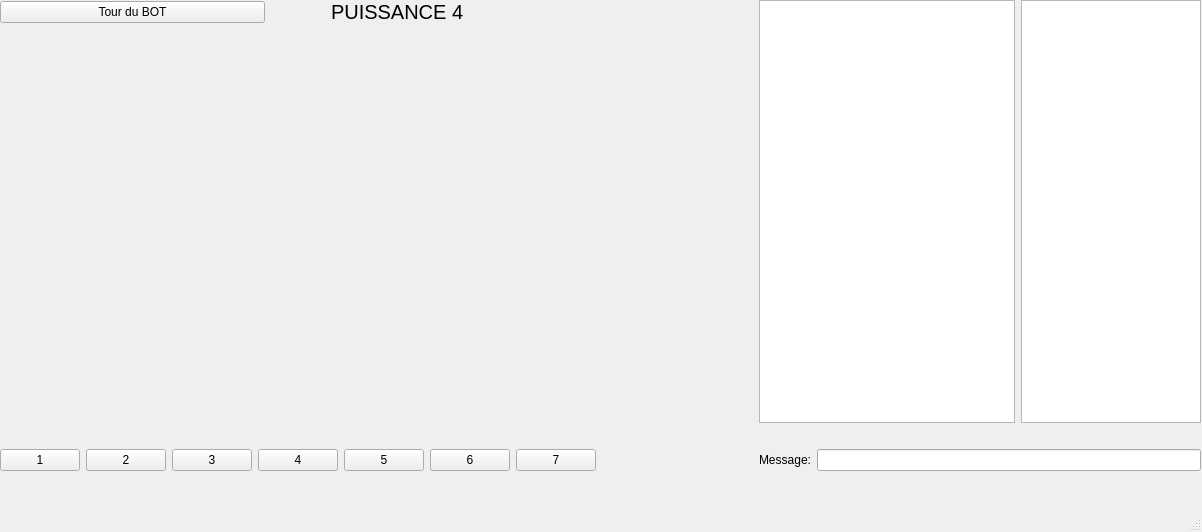
This is puissance4/mainwindow.ui in rvasseur31/puissance-4 as Qt 5 draws it before an edit. The edited form follows.
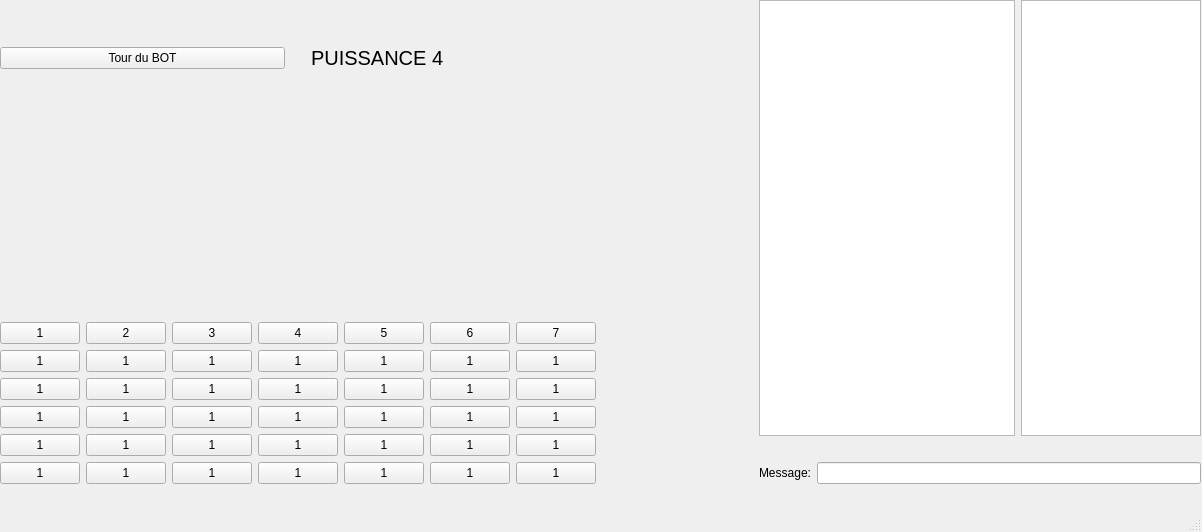
This is the edited form.

Commit message: plateau boutons + function color

Diff of the .ui file:
```diff
--- a/puissance4/mainwindow.ui
+++ b/puissance4/mainwindow.ui
@@ -20,7 +20,7 @@
       <x>0</x>
       <y>0</y>
       <width>1201</width>
-      <height>471</height>
+      <height>484</height>
      </rect>
     </property>
     <layout class="QHBoxLayout" name="horizontalLayout">
@@ -45,8 +45,8 @@
            </property>
            <property name="sizeHint" stdset="0">
             <size>
-             <width>60</width>
-             <height>20</height>
+             <width>20</width>
+             <height>90</height>
             </size>
            </property>
           </spacer>
@@ -76,16 +76,26 @@
          <property name="orientation">
           <enum>Qt::Vertical</enum>
          </property>
+         <property name="sizeType">
+          <enum>QSizePolicy::Fixed</enum>
+         </property>
          <property name="sizeHint" stdset="0">
           <size>
            <width>20</width>
-           <height>40</height>
+           <height>200</height>
           </size>
          </property>
         </spacer>
        </item>
        <item>
         <layout class="QGridLayout" name="gridLayout">
+         <item row="3" column="3">
+          <widget class="QPushButton" name="pushButton_31">
+           <property name="text">
+            <string>1</string>
+           </property>
+          </widget>
+         </item>
          <item row="0" column="2">
           <widget class="QPushButton" name="pushButton_3">
            <property name="text">
@@ -93,8 +103,134 @@
            </property>
           </widget>
          </item>
-         <item row="0" column="0">
-          <widget class="QPushButton" name="pushButton_1">
+         <item row="4" column="1">
+          <widget class="QPushButton" name="pushButton_25">
+           <property name="text">
+            <string>1</string>
+           </property>
+          </widget>
+         </item>
+         <item row="2" column="5">
+          <widget class="QPushButton" name="pushButton_24">
+           <property name="text">
+            <string>1</string>
+           </property>
+          </widget>
+         </item>
+         <item row="3" column="6">
+          <widget class="QPushButton" name="pushButton_34">
+           <property name="text">
+            <string>1</string>
+           </property>
+          </widget>
+         </item>
+         <item row="0" column="6">
+          <widget class="QPushButton" name="pushButton_6">
+           <property name="text">
+            <string>7</string>
+           </property>
+          </widget>
+         </item>
+         <item row="1" column="5">
+          <widget class="QPushButton" name="pushButton_14">
+           <property name="text">
+            <string>1</string>
+           </property>
+          </widget>
+         </item>
+         <item row="3" column="0">
+          <widget class="QPushButton" name="pushButton_19">
+           <property name="text">
+            <string>1</string>
+           </property>
+          </widget>
+         </item>
+         <item row="0" column="5">
+          <widget class="QPushButton" name="pushButton_7">
+           <property name="text">
+            <string>6</string>
+           </property>
+          </widget>
+         </item>
+         <item row="3" column="4">
+          <widget class="QPushButton" name="pushButton_32">
+           <property name="text">
+            <string>1</string>
+           </property>
+          </widget>
+         </item>
+         <item row="2" column="4">
+          <widget class="QPushButton" name="pushButton_23">
+           <property name="text">
+            <string>1</string>
+           </property>
+          </widget>
+         </item>
+         <item row="4" column="2">
+          <widget class="QPushButton" name="pushButton_28">
+           <property name="text">
+            <string>1</string>
+           </property>
+          </widget>
+         </item>
+         <item row="4" column="4">
+          <widget class="QPushButton" name="pushButton_26">
+           <property name="text">
+            <string>1</string>
+           </property>
+          </widget>
+         </item>
+         <item row="1" column="2">
+          <widget class="QPushButton" name="pushButton_9">
+           <property name="text">
+            <string>1</string>
+           </property>
+          </widget>
+         </item>
+         <item row="4" column="0">
+          <widget class="QPushButton" name="pushButton_29">
+           <property name="text">
+            <string>1</string>
+           </property>
+          </widget>
+         </item>
+         <item row="1" column="6">
+          <widget class="QPushButton" name="pushButton_15">
+           <property name="text">
+            <string>1</string>
+           </property>
+          </widget>
+         </item>
+         <item row="1" column="0">
+          <widget class="QPushButton" name="pushButton_16">
+           <property name="text">
+            <string>1</string>
+           </property>
+          </widget>
+         </item>
+         <item row="4" column="5">
+          <widget class="QPushButton" name="pushButton_43">
+           <property name="text">
+            <string>1</string>
+           </property>
+          </widget>
+         </item>
+         <item row="2" column="0">
+          <widget class="QPushButton" name="pushButton_11">
+           <property name="text">
+            <string>1</string>
+           </property>
+          </widget>
+         </item>
+         <item row="4" column="3">
+          <widget class="QPushButton" name="pushButton_27">
+           <property name="text">
+            <string>1</string>
+           </property>
+          </widget>
+         </item>
+         <item row="2" column="2">
+          <widget class="QPushButton" name="pushButton_21">
            <property name="text">
             <string>1</string>
            </property>
@@ -114,6 +250,20 @@
            </property>
           </widget>
          </item>
+         <item row="3" column="5">
+          <widget class="QPushButton" name="pushButton_33">
+           <property name="text">
+            <string>1</string>
+           </property>
+          </widget>
+         </item>
+         <item row="2" column="3">
+          <widget class="QPushButton" name="pushButton_22">
+           <property name="text">
+            <string>1</string>
+           </property>
+          </widget>
+         </item>
          <item row="0" column="1">
           <widget class="QPushButton" name="pushButton_2">
            <property name="text">
@@ -121,17 +271,115 @@
            </property>
           </widget>
          </item>
-         <item row="0" column="6">
-          <widget class="QPushButton" name="pushButton_6">
+         <item row="4" column="6">
+          <widget class="QPushButton" name="pushButton_42">
            <property name="text">
-            <string>7</string>
+            <string>1</string>
            </property>
           </widget>
          </item>
-         <item row="0" column="5">
-          <widget class="QPushButton" name="pushButton_7">
+         <item row="3" column="2">
+          <widget class="QPushButton" name="pushButton_30">
            <property name="text">
-            <string>6</string>
+            <string>1</string>
+           </property>
+          </widget>
+         </item>
+         <item row="1" column="1">
+          <widget class="QPushButton" name="pushButton_10">
+           <property name="text">
+            <string>1</string>
+           </property>
+          </widget>
+         </item>
+         <item row="3" column="1">
+          <widget class="QPushButton" name="pushButton_18">
+           <property name="text">
+            <string>1</string>
+           </property>
+          </widget>
+         </item>
+         <item row="2" column="6">
+          <widget class="QPushButton" name="pushButton_17">
+           <property name="text">
+            <string>1</string>
+           </property>
+          </widget>
+         </item>
+         <item row="0" column="0">
+          <widget class="QPushButton" name="pushButton_1">
+           <property name="text">
+            <string>1</string>
+           </property>
+          </widget>
+         </item>
+         <item row="1" column="4">
+          <widget class="QPushButton" name="pushButton_13">
+           <property name="text">
+            <string>1</string>
+           </property>
+          </widget>
+         </item>
+         <item row="1" column="3">
+          <widget class="QPushButton" name="pushButton_12">
+           <property name="text">
+            <string>1</string>
+           </property>
+          </widget>
+         </item>
+         <item row="2" column="1">
+          <widget class="QPushButton" name="pushButton_20">
+           <property name="text">
+            <string>1</string>
+           </property>
+          </widget>
+         </item>
+         <item row="5" column="0">
+          <widget class="QPushButton" name="pushButton_41">
+           <property name="text">
+            <string>1</string>
+           </property>
+          </widget>
+         </item>
+         <item row="5" column="1">
+          <widget class="QPushButton" name="pushButton_40">
+           <property name="text">
+            <string>1</string>
+           </property>
+          </widget>
+         </item>
+         <item row="5" column="2">
+          <widget class="QPushButton" name="pushButton_39">
+           <property name="text">
+            <string>1</string>
+           </property>
+          </widget>
+         </item>
+         <item row="5" column="3">
+          <widget class="QPushButton" name="pushButton_38">
+           <property name="text">
+            <string>1</string>
+           </property>
+          </widget>
+         </item>
+         <item row="5" column="4">
+          <widget class="QPushButton" name="pushButton_37">
+           <property name="text">
+            <string>1</string>
+           </property>
+          </widget>
+         </item>
+         <item row="5" column="5">
+          <widget class="QPushButton" name="pushButton_36">
+           <property name="text">
+            <string>1</string>
+           </property>
+          </widget>
+         </item>
+         <item row="5" column="6">
+          <widget class="QPushButton" name="pushButton_35">
+           <property name="text">
+            <string>1</string>
            </property>
           </widget>
          </item>
```
Left out of the diff: 2 changed lines with no effect on the pictures. The commit also changes 2 other files.
